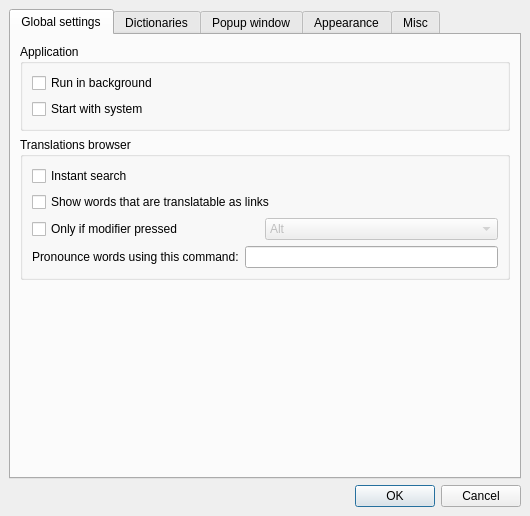
This is qstardict/settingsdialog.ui in qstardict/qstardict as Qt 5 draws it before an edit. The edited form follows.
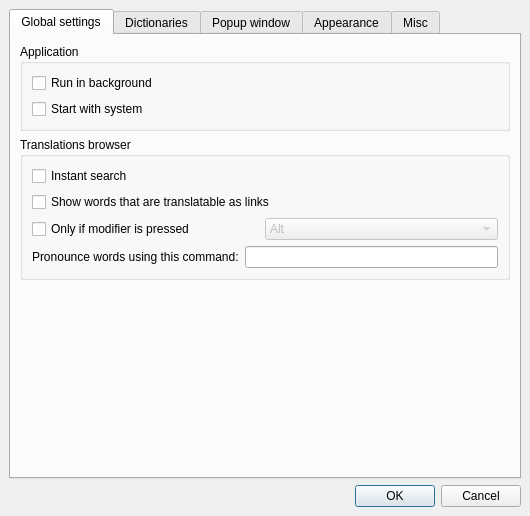
This is the edited form. Icons and pictures are not drawn. Custom widgets are drawn as their Qt base class.

Commit message: Fix grammar in "if modifier is pressed"

The edit to the form file:
```diff
--- a/qstardict/settingsdialog.ui
+++ b/qstardict/settingsdialog.ui
@@ -122,7 +122,7 @@
                 <bool>true</bool>
                </property>
                <property name="text">
-                <string>Only if modifier pressed</string>
+                <string>Only if modifier is pressed</string>
                </property>
                <property name="checked">
                 <bool>false</bool>
```
Left out of the diff: 2 changed lines with no effect on the pictures. The commit also changes 17 other files.
